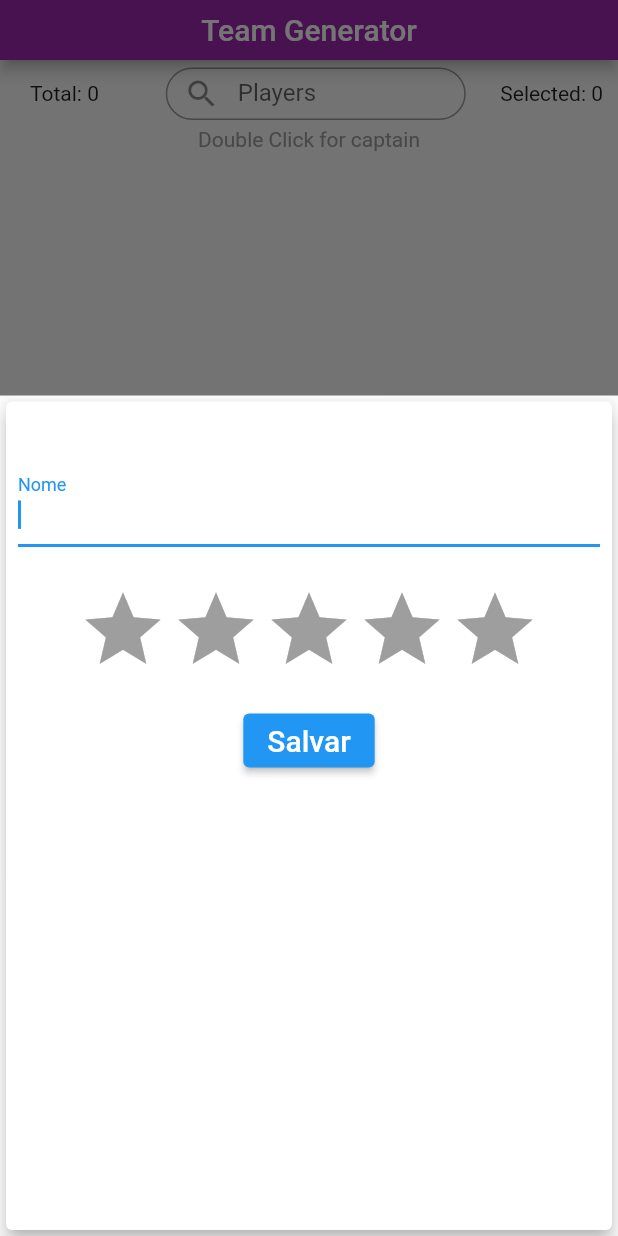
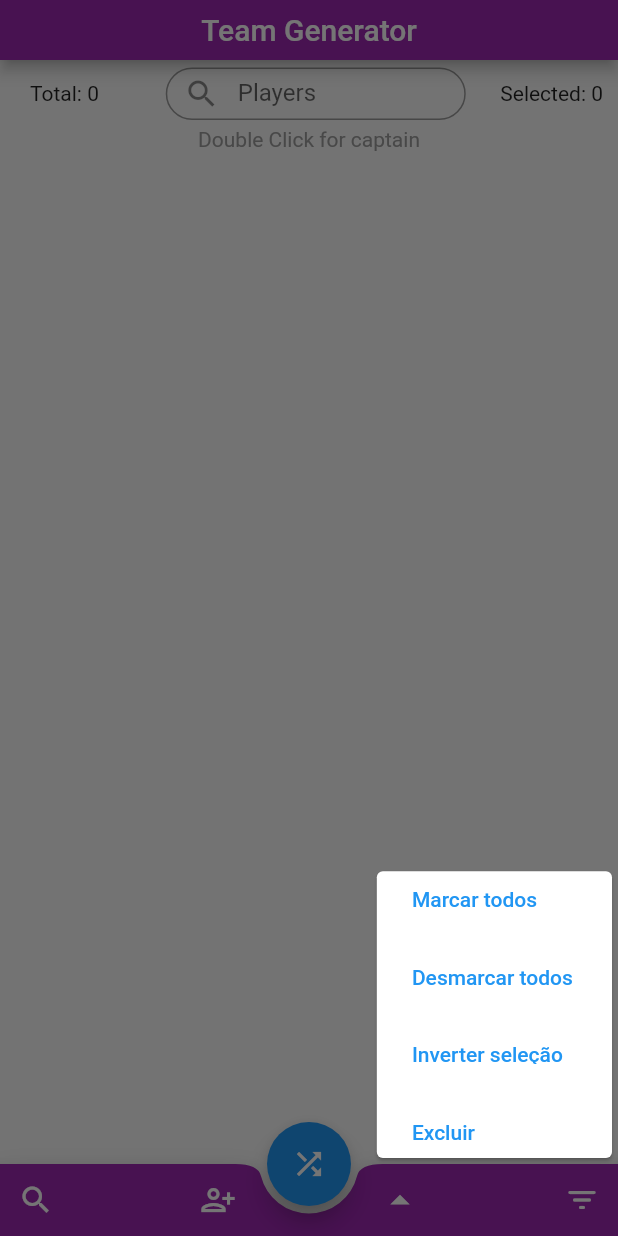
Before and after one commit to rauanteles/TeamApp, a Flutter app: the screen it shows after launch, item 3 of the bottom bar chosen, on a phone screen of 412 x 824 dp. Run offline on Flutter 3.47's test engine with Material 2 defaults, Android fonts, the phone set to English and light mode, and no system bars; drawn by our look-alikes of flutter_rating_bar; our stand-ins replace flutter_slidable.

Commit message:
Botao para interagir com a lista

```diff
--- a/lib/components/pessoa_list.dart
+++ b/lib/components/pessoa_list.dart
@@ -3,6 +3,7 @@ import 'dart:math';
 import 'package:flutter/material.dart';
 import 'package:flutter_rating_bar/flutter_rating_bar.dart';
 import 'package:flutter_slidable/flutter_slidable.dart';
+
 import 'package:groupapp/components/pessoa_form.dart';
 
 import '../models/pessoa.dart';
@@ -62,6 +63,74 @@ class _PessoaListState extends State<PessoaList> {
         return FractionallySizedBox(
           heightFactor: 0.68,
           child: (PessoaForm(addPessoa, pessoas)),
+        );
+      },
+    );
+  }
+
+  _openFuncoesBottonModal(BuildContext context) {
+    showModalBottomSheet(
+      context: context,
+      isScrollControlled: true,
+      backgroundColor: Colors.transparent,
+      builder: (_) {
+        return FractionallySizedBox(
+          alignment: Alignment.bottomRight,
+          widthFactor: 0.4,
+          heightFactor: 0.3,
+          child: (Padding(
+            padding: const EdgeInsets.only(bottom: 48),
+            child: Card(
+              child: Padding(
+                padding: const EdgeInsets.fromLTRB(0, 3, 0, 3),
+                child: Column(
+                  mainAxisAlignment: MainAxisAlignment.spaceBetween,
+                  children: [
+                    SizedBox(
+                      height: 30,
+                      child: TextButton(
+                        onPressed: () {},
+                        child: const SizedBox(
+                          width: 110,
+                          child: Text('Marcar todos'),
+                        ),
+                      ),
+                    ),
+                    SizedBox(
+                      height: 30,
+                      child: TextButton(
+                        onPressed: () {},
+                        child: const SizedBox(
+                          width: 110,
+                          child: Text('Desmarcar todos'),
+                        ),
+                      ),
+                    ),
+                    SizedBox(
+                      height: 30,
+                      child: TextButton(
+                        onPressed: () {},
+                        child: const SizedBox(
+                          width: 110,
+                          child: Text('Inverter seleção'),
+                        ),
+                      ),
+                    ),
+                    SizedBox(
+                      height: 30,
+                      child: TextButton(
+                        onPressed: () {},
+                        child: const SizedBox(
+                          width: 110,
+                          child: Text('Excluir selecionados'),
+                        ),
+                      ),
+                    ),
+                  ],
+                ),
+              ),
+            ),
+          )),
         );
       },
     );
@@ -170,18 +239,21 @@ class _PessoaListState extends State<PessoaList> {
                 ),
                 onPressed: () {}),
             IconButton(
-                icon: const Icon(
-                  Icons.search,
-                  color: Colors.white,
-                ),
-                onPressed: () {}),
-            IconButton(
               icon: const Icon(
                 Icons.person_add_alt,
                 color: Colors.white,
               ),
               onPressed: () => _openPessoaFormModal(context),
             ),
+            IconButton(
+                icon: const Icon(
+                  Icons.arrow_drop_up,
+                  size: 30,
+                  color: Colors.white,
+                ),
+                onPressed: () {
+                  _openFuncoesBottonModal(context);
+                }),
             IconButton(
                 icon: const Icon(
                   Icons.filter_list_rounded,
```
Also changed, not shown: 3 other files.
